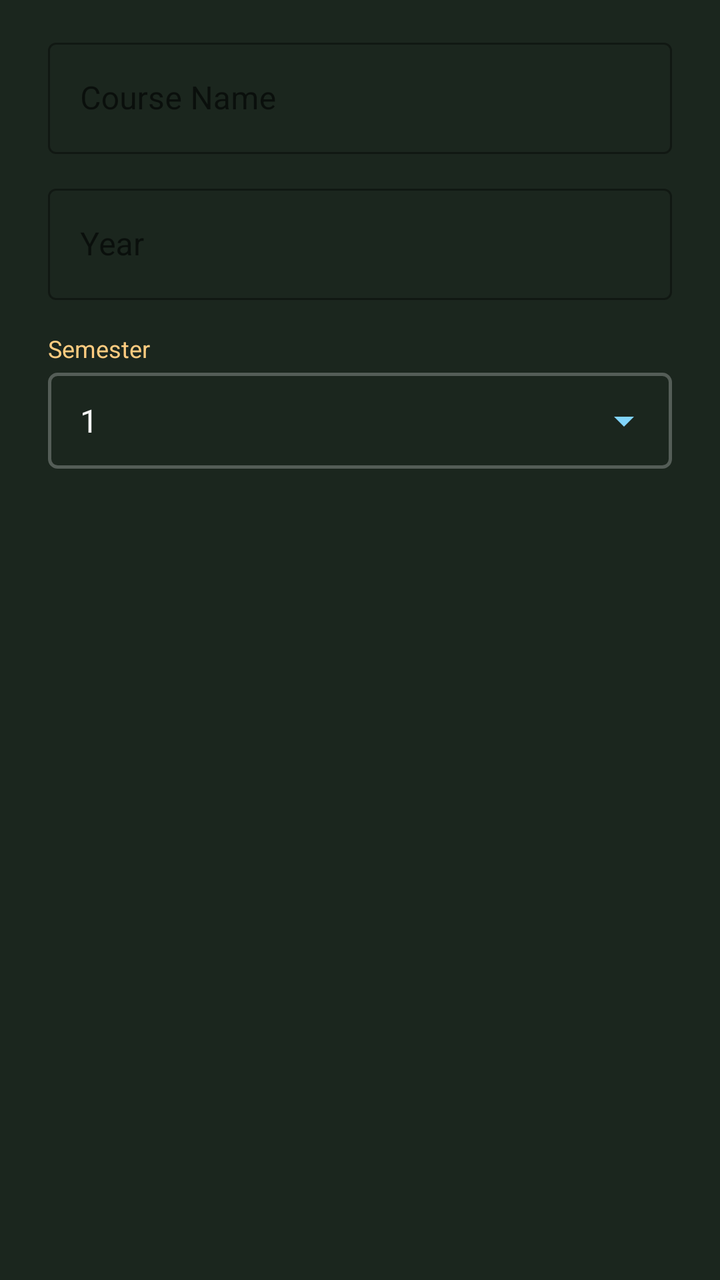
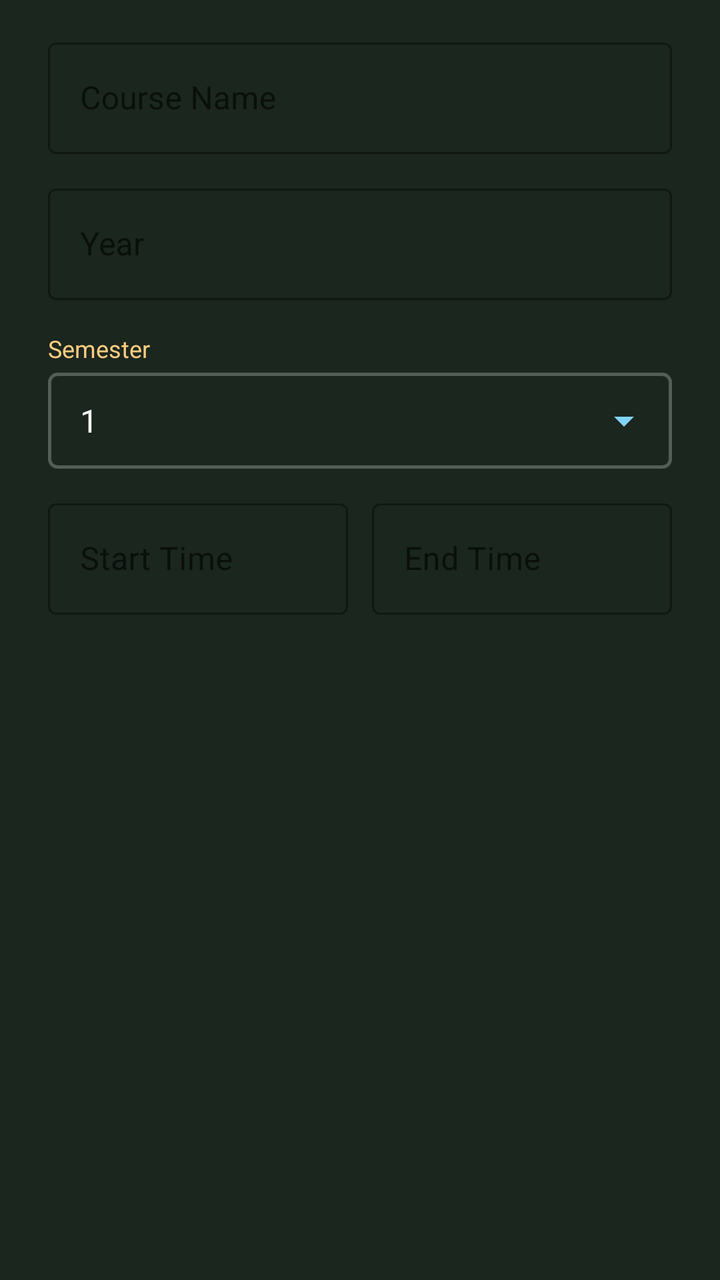

Two renders of the same Android screen: before a commit and after it. Below are the layout's source before the change and the commit's diff.
<!-- AndroidManifest.xml: application theme Theme.Presensor -->
<!-- res/layout/dialog_add_course.xml -->
<?xml version="1.0" encoding="utf-8"?>
<LinearLayout xmlns:android="http://schemas.android.com/apk/res/android"
    xmlns:app="http://schemas.android.com/apk/res-auto"
    android:layout_width="match_parent"
    android:layout_height="wrap_content"
    android:orientation="vertical"
    android:paddingStart="24dp"
    android:paddingTop="8dp"
    android:paddingEnd="24dp"
    android:paddingBottom="16dp">

    <com.google.android.material.textfield.TextInputLayout
        android:layout_width="match_parent"
        android:layout_height="wrap_content"
        android:layout_marginTop="8dp"
        android:hint="@string/hint_course_name"
        style="@style/Widget.MaterialComponents.TextInputLayout.OutlinedBox">

        <com.google.android.material.textfield.TextInputEditText
            android:id="@+id/edtCourseName"
            android:layout_width="match_parent"
            android:layout_height="wrap_content"
            android:inputType="textCapWords"
            android:maxLines="1" />
    </com.google.android.material.textfield.TextInputLayout>

    <com.google.android.material.textfield.TextInputLayout
        android:layout_width="match_parent"
        android:layout_height="wrap_content"
        android:layout_marginTop="12dp"
        android:hint="@string/label_year"
        style="@style/Widget.MaterialComponents.TextInputLayout.OutlinedBox">

        <com.google.android.material.textfield.TextInputEditText
            android:id="@+id/edtCourseYear"
            android:layout_width="match_parent"
            android:layout_height="wrap_content"
            android:inputType="number"
            android:maxLines="1" />
    </com.google.android.material.textfield.TextInputLayout>

    <TextView
        android:layout_width="match_parent"
        android:layout_height="wrap_content"
        android:layout_marginTop="16dp"
        android:layout_marginBottom="4dp"
        android:text="@string/label_semester"
        android:textColor="?attr/descriptiveTextColor"
        android:textSize="12sp" />

    <FrameLayout
        android:layout_width="match_parent"
        android:layout_height="wrap_content"
        android:background="@drawable/spinner_border_background">

        <Spinner
            android:id="@+id/spinnerSemester"
            android:layout_width="match_parent"
            android:layout_height="48dp"
            android:paddingStart="8dp"
            android:paddingEnd="8dp"
            android:entries="@array/semesters_array" />
    </FrameLayout>

</LinearLayout>
<!-- resources referenced by this layout -->
<resources>
  <string-array name="semesters_array">
          <item>1</item>
          <item>2</item>
      </string-array>
  <!-- drawable spinner_border_background (drawable) -->
  <?xml version="1.0" encoding="utf-8"?>
  <shape xmlns:android="http://schemas.android.com/apk/res/android"
      android:shape="rectangle">
      <solid android:color="@android:color/transparent" />
      <corners android:radius="4dp" />
      <stroke
          android:width="1.5dp"
          android:color="?attr/cardFrameColor" />
  </shape>
  <string name="hint_course_name">Course Name</string>
  <string name="label_semester">Semester</string>
  <string name="label_year">Year</string>
  <style name="Theme.Presensor" parent="Base.Theme.Presensor" />
  <style name="Base.Theme.Presensor" parent="Theme.MaterialComponents.DayNight.NoActionBar">
          <item name="colorPrimary">@color/chalk_white</item>
          <item name="colorOnPrimary">@color/blackboard_green</item>
  
          <item name="android:windowBackground">@color/blackboard_green</item>
          <item name="colorSurface">@color/surface_dark</item>
  
          <item name="android:statusBarColor">#141D16</item>
          <item name="android:windowLightStatusBar">false</item>
          <item name="android:textColorPrimary">@color/chalk_white</item>
          <item name="android:textColorSecondary" format="color">@color/chalk_blue</item>
          <item name="timestampColor" format="color">@color/chalk_teal</item>
          <item name="actionItemColor" format="color">@color/chalk_blue</item>
          <item name="descriptiveTextColor" format="color">@color/chalk_orange</item>
          <item name="cardFrameColor" format="color">@color/blackboard_frame</item>
          <item name="cardBackgroundColor" format="color">@color/blackboard_lighter_green</item>
  
          <item name="studentSkippedClassColor" format="color">@color/chalk_red</item>
          <item name="studentAttendedClassColor" format="color">@color/chalk_green</item>
      </style>
  <color name="chalk_white">#F5F5F5</color>
  <color name="blackboard_green">#1B261E</color>
  <color name="surface_dark">#243027</color>
  <color name="chalk_blue">#81D4FA</color>
  <color name="chalk_teal">#80CBC4</color>
  <color name="chalk_orange">#FFCC80</color>
  <color name="blackboard_frame">#40FFFFFF</color>
  <color name="blackboard_lighter_green">#243228</color>
  <color name="chalk_red">#EF9A9A</color>
  <color name="chalk_green">#C5E1A5</color>
</resources>

<!-- the commit's change to res/layout/dialog_add_course.xml (unified diff, before → after) -->
@@ -62,4 +62,49 @@
             android:entries="@array/semesters_array" />
     </FrameLayout>
 
+    <LinearLayout
+        android:layout_width="match_parent"
+        android:layout_height="wrap_content"
+        android:layout_marginTop="12dp"
+        android:baselineAligned="false"
+        android:orientation="horizontal">
+
+        <com.google.android.material.textfield.TextInputLayout
+            android:id="@+id/tilCourseStartTime"
+            android:layout_width="0dp"
+            android:layout_height="wrap_content"
+            android:layout_weight="1"
+            android:layout_marginEnd="6dp"
+            android:hint="@string/label_start_time"
+            style="@style/Widget.MaterialComponents.TextInputLayout.OutlinedBox">
+
+            <com.google.android.material.textfield.TextInputEditText
+                android:id="@+id/edtCourseStartTime"
+                android:layout_width="match_parent"
+                android:layout_height="wrap_content"
+                android:focusable="false"
+                android:clickable="true"
+                android:inputType="none" />
+        </com.google.android.material.textfield.TextInputLayout>
+
+        <com.google.android.material.textfield.TextInputLayout
+            android:id="@+id/tilCourseEndTime"
+            android:layout_width="0dp"
+            android:layout_height="wrap_content"
+            android:layout_weight="1"
+            android:layout_marginStart="6dp"
+            android:hint="@string/label_end_time"
+            style="@style/Widget.MaterialComponents.TextInputLayout.OutlinedBox">
+
+            <com.google.android.material.textfield.TextInputEditText
+                android:id="@+id/edtCourseEndTime"
+                android:layout_width="match_parent"
+                android:layout_height="wrap_content"
+                android:focusable="false"
+                android:clickable="true"
+                android:inputType="none" />
+        </com.google.android.material.textfield.TextInputLayout>
+
+    </LinearLayout>
+
 </LinearLayout>
<!-- resource entries referenced after the edit -->
@@ -15,7 +15,9 @@
           android:color="?attr/cardFrameColor" />
   </shape>
   <string name="hint_course_name">Course Name</string>
+  <string name="label_end_time">End Time</string>
   <string name="label_semester">Semester</string>
+  <string name="label_start_time">Start Time</string>
   <string name="label_year">Year</string>
   <style name="Theme.Presensor" parent="Base.Theme.Presensor" />
   <style name="Base.Theme.Presensor" parent="Theme.MaterialComponents.DayNight.NoActionBar">
